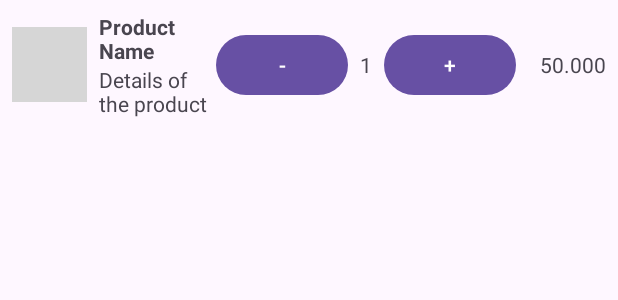
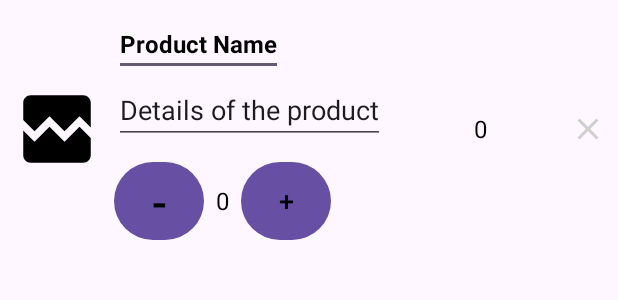
Before and after one commit to richbruh/Fitmeal, an Android app: the layout item_stock.xml on its own in the app's theme, with its tools: preview values and no code run, on a phone screen of 412 x 824 dp. Shown: the top 300 px of the screen. Run offline under Robolectric (Android 15) with nearby library versions, the phone set to English and light mode, and no system bars; grey boxes are pictures that could not be loaded.

Commit message:
Stock opname

```diff
--- /dev/null
+++ b/app/src/main/res/drawable/ic_add.xml
@@ -0,0 +1,5 @@
+<vector xmlns:android="http://schemas.android.com/apk/res/android" android:height="24dp" android:tint="#000000" android:viewportHeight="24" android:viewportWidth="24" android:width="24dp">
+
+    <path android:fillColor="@android:color/white" android:pathData="M12,2C6.48,2 2,6.48 2,12s4.48,10 10,10 10,-4.48 10,-10S17.52,2 12,2zM17,13h-4v4h-2v-4L7,13v-2h4L11,7h2v4h4v2z"/>
+
+</vector>
--- /dev/null
+++ b/app/src/main/res/drawable/placeholder.xml
@@ -0,0 +1,5 @@
+<vector xmlns:android="http://schemas.android.com/apk/res/android" android:height="24dp" android:tint="#000000" android:viewportHeight="24" android:viewportWidth="24" android:width="24dp">
+
+    <path android:fillColor="@android:color/white" android:pathData="M21,5v6.59l-3,-3.01 -4,4.01 -4,-4 -4,4 -3,-3.01L3,5c0,-1.1 0.9,-2 2,-2h14c1.1,0 2,0.9 2,2zM18,11.42l3,3.01L21,19c0,1.1 -0.9,2 -2,2L5,21c-1.1,0 -2,-0.9 -2,-2v-6.58l3,2.99 4,-4 4,4 4,-3.99z"/>
+
+</vector>
--- a/app/src/main/res/layout/item_stock.xml
+++ b/app/src/main/res/layout/item_stock.xml
@@ -1,70 +1,100 @@
 <?xml version="1.0" encoding="utf-8"?>
-<androidx.constraintlayout.widget.ConstraintLayout xmlns:android="http://schemas.android.com/apk/res/android"
-    android:layout_width="match_parent"
-    android:layout_height="match_parent">
-
 <LinearLayout
+    xmlns:android="http://schemas.android.com/apk/res/android"
     android:layout_width="match_parent"
     android:layout_height="wrap_content"
+    android:orientation="horizontal"
     android:gravity="center_vertical"
-        android:orientation="horizontal"
     android:padding="8dp">
 
     <!-- Image of the product -->
     <ImageView
         android:id="@+id/productImage"
-            android:layout_width="50dp"
-            android:layout_height="50dp"
+        android:layout_width="60dp"
+        android:layout_height="60dp"
         android:layout_marginEnd="8dp"
-            android:src="@drawable/ic_placeholder" />
+        android:src="@drawable/placeholder" />
 
-        <!-- Product details (name and price) -->
+    <!-- Product name and details stacked above quantity controls -->
     <LinearLayout
         android:layout_width="0dp"
         android:layout_height="wrap_content"
         android:layout_weight="1"
         android:orientation="vertical">
 
-            <TextView
+        <!-- Product name and details -->
+        <EditText
             android:id="@+id/productName"
             android:layout_width="wrap_content"
             android:layout_height="wrap_content"
             android:text="Product Name"
-                android:textStyle="bold" />
+            android:textStyle="bold"
+            android:textSize="16sp"
+            android:textColor="@android:color/black" />
 
-            <TextView
+        <EditText
             android:id="@+id/productDetails"
             android:layout_width="wrap_content"
             android:layout_height="wrap_content"
             android:text="Details of the product" />
-        </LinearLayout>
 
-        <!-- Buttons for quantity control -->
+        <!-- Quantity controls -->
+        <LinearLayout
+            android:layout_width="wrap_content"
+            android:layout_height="wrap_content"
+            android:orientation="horizontal"
+            android:gravity="center_vertical"
+            android:layout_marginTop="8dp">
+
             <Button
                 android:id="@+id/btnDecreaseQuantity"
-            android:layout_width="wrap_content"
-            android:layout_height="wrap_content"
-            android:text="-" />
+                android:layout_width="60dp"
+                android:layout_height="60dp"
+                android:text="-"
+                android:textSize="30sp"
+                android:textColor="@android:color/black" />
 
             <TextView
                 android:id="@+id/quantity"
                 android:layout_width="wrap_content"
                 android:layout_height="wrap_content"
                 android:padding="8dp"
-            android:text="1" />
+                android:text="0"
+                android:textSize="16sp"
+                android:textColor="@android:color/black"
+                android:gravity="center"/>
 
             <Button
                 android:id="@+id/btnIncreaseQuantity"
-            android:layout_width="wrap_content"
+                android:layout_width="60dp"
+                android:layout_height="60dp"
+                android:text="+"
+                android:textSize="18sp"
+                android:textColor="@android:color/black" />
+        </LinearLayout>
+    </LinearLayout>
+
+    <!-- Editable Price Field -->
+    <EditText
+        android:id="@+id/productPrice"
+        android:layout_width="80dp"
         android:layout_height="wrap_content"
-            android:text="+" />
+        android:gravity="center"
+        android:layout_marginStart="12dp"
+        android:layout_marginEnd="12dp"
+        android:backgroundTint="@android:color/transparent"
+        android:textColor="@android:color/black"
+        android:textSize="16sp"
+        android:inputType="numberDecimal"
+        android:text="0" /> <!-- Default price or placeholder -->
 
-        <!-- Price of the product -->
-        <TextView
-            android:id="@+id/productPrice"
-            android:layout_width="wrap_content"
-            android:layout_height="wrap_content"
-            android:layout_marginStart="16dp"
-            android:text="50.000" />
+    <!-- Close/Delete Button (optional if needed) -->
+    <ImageView
+        android:id="@+id/deleteProduct"
+        android:layout_width="24dp"
+        android:layout_height="24dp"
+        android:src="@drawable/ic_close"
+        android:layout_marginStart="8dp"
+        android:layout_gravity="center_vertical"
+        android:contentDescription="Delete Product"/>
 </LinearLayout>
-</androidx.constraintlayout.widget.ConstraintLayout>
```
Also changed, not shown: app/src/main/java/com/example/fitmeal/AdminAdapter.kt (+61 -11 lines), app/src/main/java/com/example/fitmeal/AdminPanelActivity.kt (+20 -20 lines), app/src/main/java/com/example/fitmeal/AdminStock.kt (+5 -4 lines), app/src/main/res/layout/admin_panel.xml (+14 -6 lines). Lines whose indentation alone changed are shown as unchanged.
